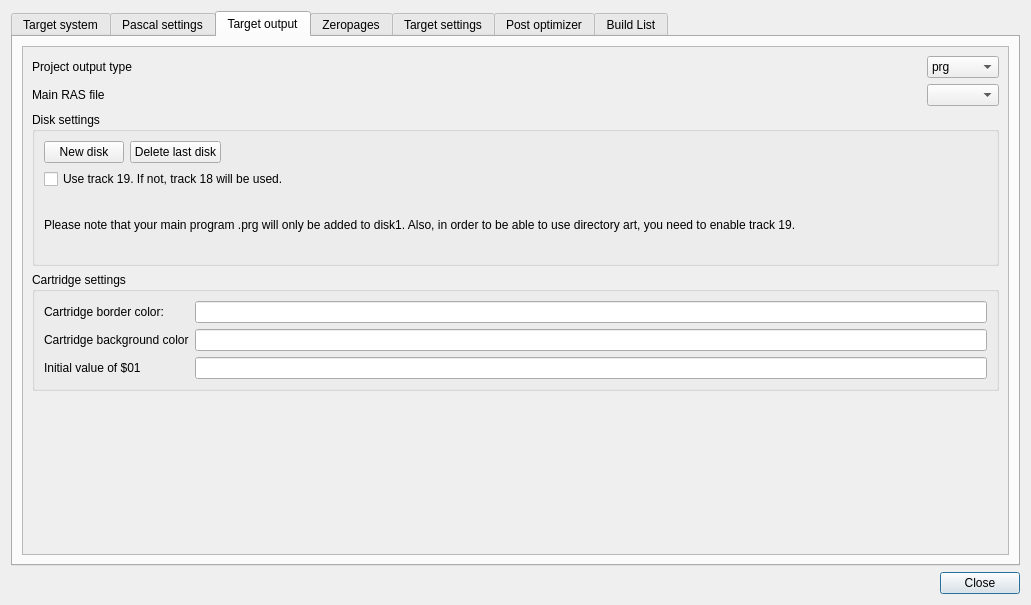
Before: the Qt Designer form source/dialogprojectsettings.ui in leuat/TRSE, drawn with Qt 5.
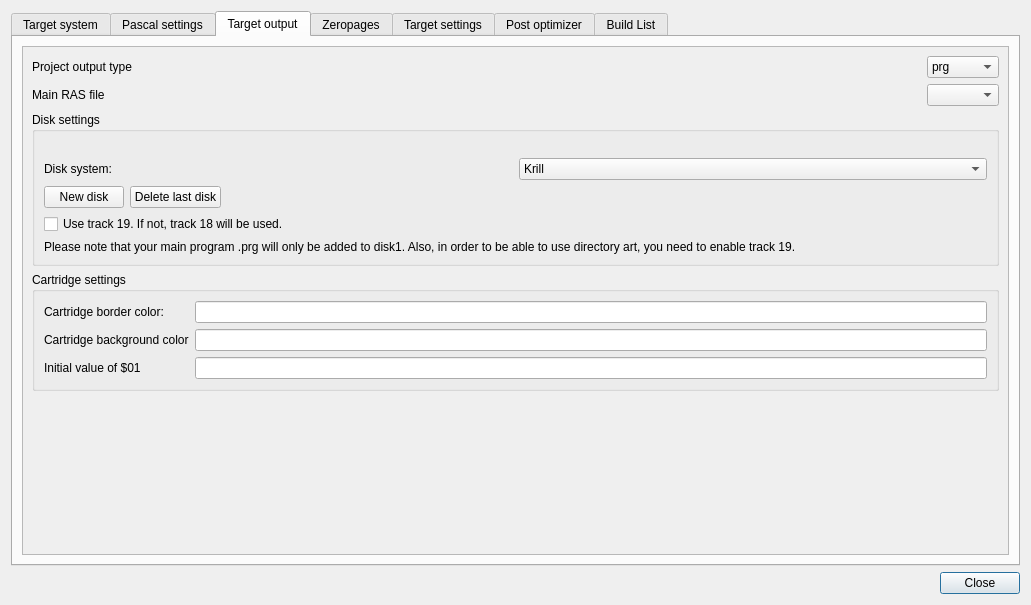
After: the same form once the commit is applied. The open tabs and pages were chosen to show the change.

Patch:
```diff
--- a/source/dialogprojectsettings.ui
+++ b/source/dialogprojectsettings.ui
@@ -1297,8 +1297,8 @@
              <rect>
               <x>0</x>
               <y>0</y>
-              <width>893</width>
-              <height>384</height>
+              <width>957</width>
+              <height>475</height>
              </rect>
             </property>
             <layout class="QGridLayout" name="gridLayout_24">
@@ -1407,18 +1407,8 @@
                <property name="title">
                 <string>Disk settings</string>
                </property>
-               <layout class="QGridLayout" name="gridLayout_38" rowstretch="3,0,0,0,0,0,0,0" columnstretch="6">
-                <item row="5" column="0">
-                 <layout class="QGridLayout" name="grdDisks"/>
-                </item>
-                <item row="7" column="0">
-                 <widget class="QLabel" name="label_2">
-                  <property name="text">
-                   <string>Please note that your main program .prg will only be added to disk1. Also, in order to be able to use directory art, you need to enable track 19.</string>
-                  </property>
-                 </widget>
-                </item>
-                <item row="0" column="0">
+               <layout class="QGridLayout" name="gridLayout_38" rowstretch="3,0,0,0,0,0,0,0,0,0,0" columnstretch="0">
+                <item row="3" column="0">
                  <layout class="QGridLayout" name="gridLayout_39">
                   <item row="0" column="1">
                    <widget class="QPushButton" name="pushButton_3">
@@ -1449,13 +1439,48 @@
                   </item>
                  </layout>
                 </item>
-                <item row="6" column="0">
+                <item row="9" column="0">
                  <widget class="QCheckBox" name="chkTrack19">
                   <property name="text">
                    <string>Use track 19. If not, track 18 will be used.</string>
                   </property>
                  </widget>
                 </item>
+                <item row="10" column="0">
+                 <widget class="QLabel" name="label_2">
+                  <property name="text">
+                   <string>Please note that your main program .prg will only be added to disk1. Also, in order to be able to use directory art, you need to enable track 19.</string>
+                  </property>
+                 </widget>
+                </item>
+                <item row="8" column="0">
+                 <layout class="QGridLayout" name="grdDisks"/>
+                </item>
+                <item row="1" column="0">
+                 <layout class="QGridLayout" name="gridLayout_36">
+                  <item row="3" column="1">
+                   <widget class="QComboBox" name="cmbDiskSystem">
+                    <item>
+                     <property name="text">
+                      <string>Krill</string>
+                     </property>
+                    </item>
+                    <item>
+                     <property name="text">
+                      <string>Sparkle</string>
+                     </property>
+                    </item>
+                   </widget>
+                  </item>
+                  <item row="3" column="0">
+                   <widget class="QLabel" name="label_47">
+                    <property name="text">
+                     <string>Disk system:</string>
+                    </property>
+                   </widget>
+                  </item>
+                 </layout>
+                </item>
                </layout>
               </widget>
              </item>
```
Left out of the diff: 60 changed lines with no effect on the pictures.
